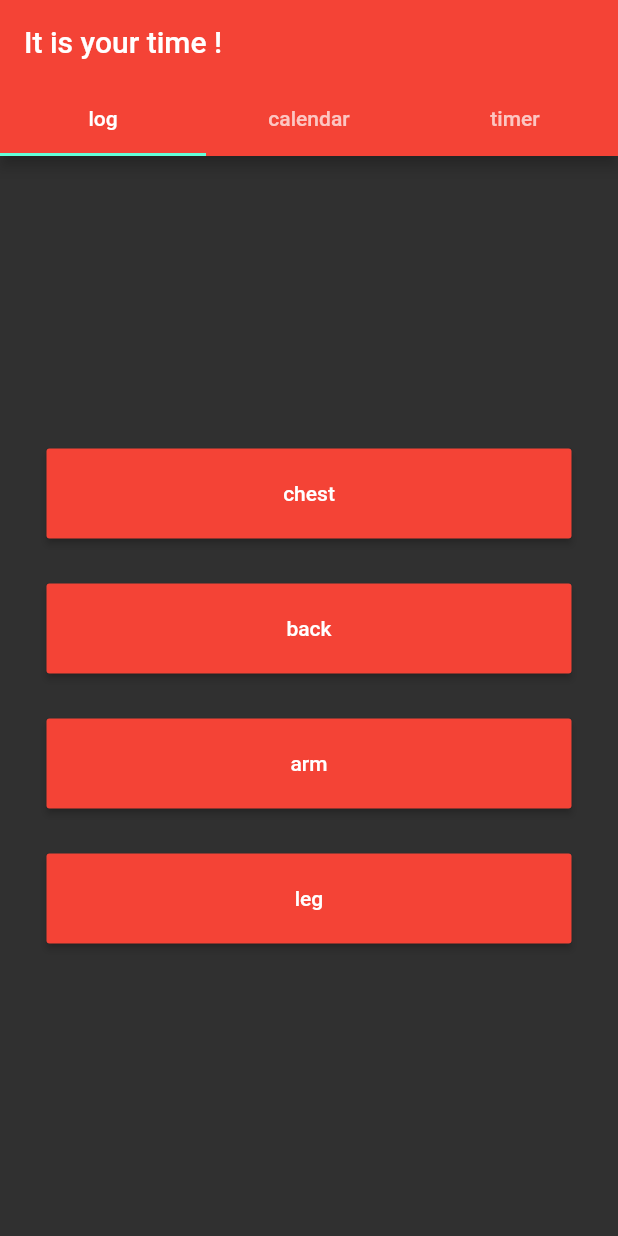
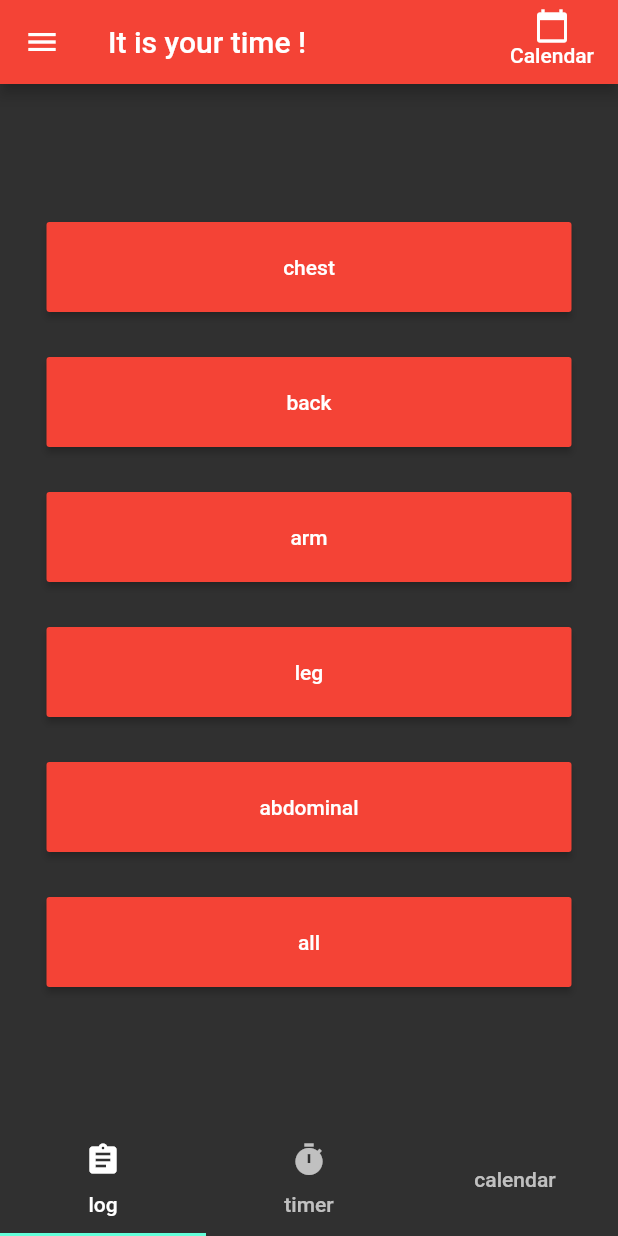
Before and after one commit to Lukk17/workout_log, a Flutter app: the screen it shows after launch, on a phone screen of 412 x 824 dp. Run offline on Flutter 3.47's test engine with Material 2 defaults, Android fonts, the phone set to English and light mode, and no system bars; our stand-ins replace audioplayers, flutter_datetime_picker, sqflite, table_calendar; accounts and stored records are empty; generated files the repository leaves out were written again.

Commit message:
UI redesign added view for all workout and for abdominal only drawer with settings added

```diff
--- a/lib/entity/bodyPart.dart
+++ b/lib/entity/bodyPart.dart
@@ -1,5 +1 @@
-
-enum BodyPart {
-  CHEST, BACK, ARM, LEG, UNDEFINED
-
-}
+enum BodyPart { CHEST, BACK, ARM, LEG, ABDOMINAL, UNDEFINED }
--- a/lib/main.dart
+++ b/lib/main.dart
@@ -1,13 +1,13 @@
 import 'package:flutter/material.dart';
+import 'package:intl/date_symbol_data_local.dart';
 import 'package:workout_log/util/TimerBuilder.dart';
 import 'package:workout_log/util/calendar.dart';
 import 'package:workout_log/view/bodyPartLogView.dart';
-import 'package:intl/date_symbol_data_local.dart';
 
 import 'entity/bodyPart.dart';
 
 void main() {
-  initializeDateFormatting().then((_)=> runApp(MyApp()));
+  initializeDateFormatting().then((_) => runApp(MyApp()));
 }
 
 class MyApp extends StatelessWidget {
@@ -52,6 +52,8 @@ class _HelloWorldPageState extends State<HelloWorldPage> {
       child: Scaffold(
         appBar: _createAppBar(),
         body: _createBody(),
+        bottomNavigationBar: _createTabBar(),
+        drawer: _openSettings(),
       ),
     );
   }
@@ -62,13 +64,34 @@ class _HelloWorldPageState extends State<HelloWorldPage> {
       // the App.build method, and use it to set our appbar title.
       title: Text(widget.title),
       backgroundColor: Colors.red,
-      bottom: TabBar(
-        tabs: <Widget>[
-          Tab(text: "log"),
-          Tab(text: "calendar"),
-          Tab(text: "timer")
+      actions: <Widget>[
+        MaterialButton(
+          padding: EdgeInsets.all(5),
+          onPressed: _openCalendar,
+          child: Column(
+            children: <Widget>[
+              Icon(Icons.calendar_today),
+              Text("Calendar"),
             ],
           ),
+        )
+      ],
+    );
+  }
+
+  Widget _createTabBar() {
+    return TabBar(
+      tabs: <Widget>[
+        Tab(
+          text: "log",
+          icon: Icon(Icons.assignment),
+        ),
+        Tab(
+          text: "timer",
+          icon: Icon(Icons.timer),
+        ),
+        Tab(text: "calendar"),
+      ],
     );
   }
 
@@ -86,14 +109,17 @@ class _HelloWorldPageState extends State<HelloWorldPage> {
               _createCategoryButton('arm', BodyPart.ARM),
               _spacer(15),
               _createCategoryButton('leg', BodyPart.LEG),
+              _spacer(15),
+              _createCategoryButton('abdominal', BodyPart.ABDOMINAL),
+              _spacer(15),
+              _createCategoryButton('all'),
             ],
           )
         ],
       ),
-      Center(
-          child: Calendar(_buildCalendar)),
       // calling builder to get callback (Widget) and send it to _buildTimer
       TimerBuilder(_buildTimer),
+      Center(child: Calendar(_buildCalendar)),
     ]);
   }
 
@@ -101,15 +127,53 @@ class _HelloWorldPageState extends State<HelloWorldPage> {
     return widget;
   }
 
-  _buildCalendar(Widget widget){
+  _openCalendar() {
+    print('openCalendar');
+  }
+
+  _openSettings() {
+    return Drawer(
+      child: ListView(
+        padding: EdgeInsets.zero,
+        children: <Widget>[
+          DrawerHeader(
+            child: Text("Settings"),
+          ),
+          ListTile(
+            title: Text("close"),
+            onTap: () => Navigator.pop(context),
+          ),
+        ],
+      ),
+    );
+  }
+
+  _buildCalendar(Widget widget) {
     return widget;
   }
 
-  Widget _createCategoryButton(String text, BodyPart bodyPart) {
+  /// Creates button routing to BodyPartLogView
+  ///
+  /// BodyPart is optional due to option for showing all exercises
+  /// on any body part
+  Widget _createCategoryButton(String text, [BodyPart bodyPart]) {
+    /// if method is called without [bodyPart],
+    /// then it is set to [BodyPart.UNDEFINED],
+    /// which lead to show workLogs from all body parts
+    if (bodyPart == null) bodyPart = BodyPart.UNDEFINED;
+
     MaterialButton cb = MaterialButton(
       // after pushing button, navigate to a new screen
       onPressed: () {
-        Navigator.push(
+        bodyPart == BodyPart.UNDEFINED
+            ? Navigator.push(
+                context,
+                MaterialPageRoute(
+                  builder: (context) => BodyPartLogView(
+                      date: DateTime.now(), bodyPart: BodyPart.UNDEFINED),
+                ),
+              )
+            : Navigator.push(
                 context,
                 MaterialPageRoute(
                   builder: (context) =>
```
Also changed, not shown: lib/util/dbProvider.dart (+8 -8 lines), lib/view/bodyPartLogView.dart (+40 -37 lines), lib/view/workLogView.dart (+5 -5 lines). Lines whose indentation alone changed are shown as unchanged.
